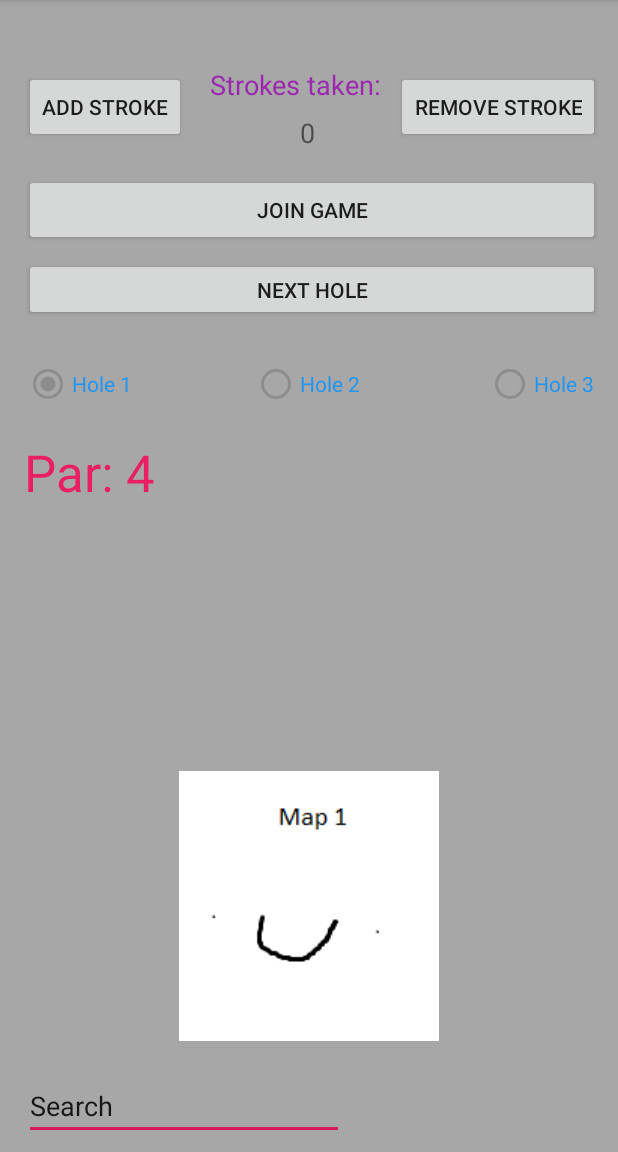
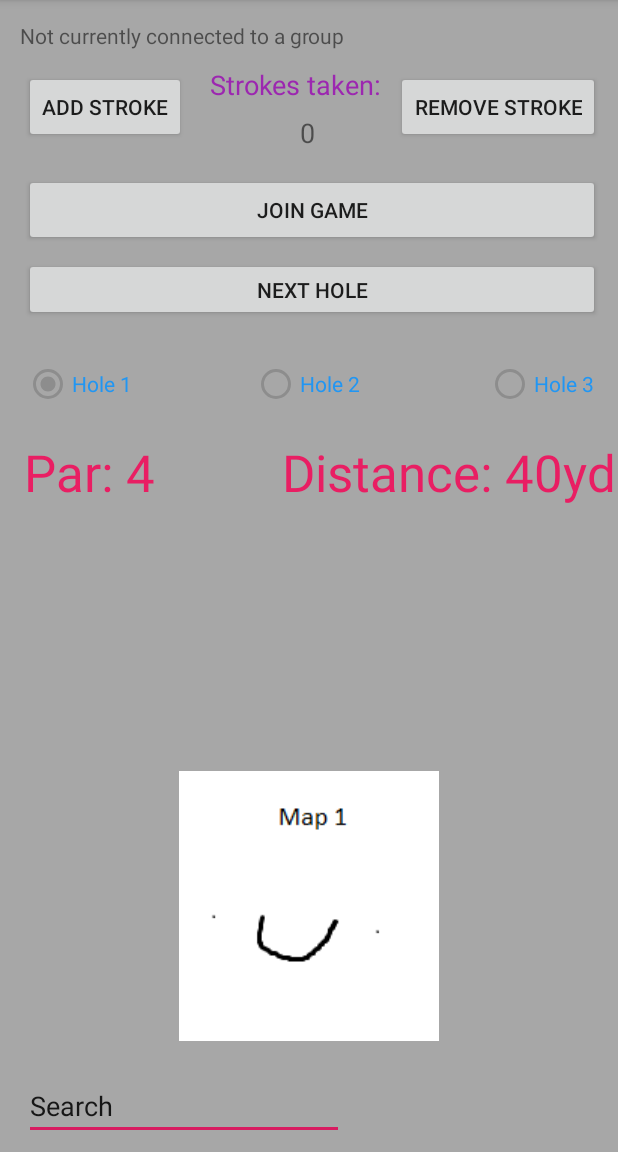
Before and after one commit to TheManOfTeel/Golf-Player-Time-Management, an Android app: the GameActivity screen opened directly, with no data from a screen before it, on a phone screen of 412 x 824 dp, the part 84-1236 px from its top. Run offline under Robolectric (Android 15) with nearby library versions, the phone set to English and light mode, and no system bars; our stand-ins replace Firebase (no records; nobody signed in at launch, a user with empty details on screens opened directly).

Commit message:
Fixed an issue in the datasnapshot method in which I used the wrong one, also added some more UI, the connected email is now displayed, connection to email is now also enabled, however I'm currently using the default code that Firebase gives you (ex mine is 3Na4nFlaG5O55uVpPSkLTjgJTAa2) [note this was also probably the issue we were having in sprint 1 for the admin signin] and also added a textView for distance.

```diff
--- a/GPTM Mobile App/app/src/main/java/com/example/elijah/golfplayertimemanagement/GameActivity.java
+++ b/GPTM Mobile App/app/src/main/java/com/example/elijah/golfplayertimemanagement/GameActivity.java
@@ -45,12 +45,14 @@ public class GameActivity extends AppCompatActivity {
        private int off;
        private Button joinGame;
        private EditText find;
+       private TextView userEmail;
 
     private FirebaseAuth mAuth;
     private FirebaseDatabase database;
     private DatabaseReference myRef;
+    private DatabaseReference newRef;
 
-    private FirebaseUser user;
+    //private FirebaseUser user;
 
 
 
@@ -67,6 +69,7 @@ public class GameActivity extends AppCompatActivity {
         parS1 = (TextView) findViewById(R.id.par1);
         parS2 = (TextView) findViewById(R.id.par2);
         parS3 = (TextView) findViewById(R.id.par3);
+        userEmail = (TextView) findViewById(R.id.email);
 
         find = (EditText) findViewById(R.id.search);
 
@@ -84,10 +87,12 @@ public class GameActivity extends AppCompatActivity {
         holeID3 = (RadioButton) findViewById(R.id.hole_3);
 
         mAuth = FirebaseAuth.getInstance();
-        user = mAuth.getCurrentUser();
+        //user = mAuth.getCurrentUser();
 
         database = FirebaseDatabase.getInstance();
-        myRef = database.getReference("Users").child("3Na4nFlaG5O55uVpPSkLTjgJTAa2");
+        myRef = database.getReference("Users");
+        newRef = myRef;
+        //myRef = database.getReference("Users").child("3Na4nFlaG5O55uVpPSkLTjgJTAa2");
 
 
         Query query = myRef;
@@ -224,34 +229,34 @@ public class GameActivity extends AppCompatActivity {
             @Override
             public void onClick(View view) {
 
-                //String Find = find.getText().toString();
+                String Find = find.getText().toString();
+
+                newRef = myRef.child(Find);
 
 
-                myRef.addValueEventListener(new ValueEventListener() {
+                newRef.addListenerForSingleValueEvent(new ValueEventListener() {
                     @Override
                     public void onDataChange(@NonNull DataSnapshot dataSnapshot) {
                             //String name = String.valueOf(dataSnapshot.child("isPlaying"));
                             String name = dataSnapshot.child("isPlaying").getValue().toString();
-                            //int host = dataSnapshot.child("hosting").getValue(Integer.class);
+                            String joinedEmail = dataSnapshot.child("email").getValue().toString();
+                            int host = dataSnapshot.child("hosting").getValue(Integer.class);
                             if(name.equals("true")){
 
-                                find.setVisibility(View.INVISIBLE);
-                                Toast.makeText(getApplicationContext(), "Joined!", Toast.LENGTH_SHORT).show();
-                                myRef.child("hosting").setValue(1);
+                                if(host<4){
+                                    userEmail.setText("Connected to " + joinedEmail + "!");
+                                    find.setVisibility(View.INVISIBLE);
+                                    joinGame.setVisibility(View.INVISIBLE);
+                                    host++;
+                                    newRef.child("hosting").setValue(host);
+                                    Toast.makeText(getApplicationContext(), "Joined!", Toast.LENGTH_SHORT).show();
 
-
-                                /*
-                                if(host<=4){
-                                    host++;
-                                    myRef.child("hosting").setValue(host);
-                                    Toast.makeText(getApplicationContext(), "Joined!", Toast.LENGTH_SHORT).show();
-                                    break;
                                 }
                                 else{
                                     Toast.makeText(getApplicationContext(), "Too many users in that game!", Toast.LENGTH_SHORT).show();
                                 }
 
-                                 */
+
 
                             }
                             else{
@@ -262,7 +267,9 @@ public class GameActivity extends AppCompatActivity {
 
                     @Override
                     public void onCancelled(@NonNull DatabaseError databaseError) {
-
+                        Toast.makeText(getApplicationContext(), "That user does not exist.", Toast.LENGTH_SHORT).show();
+                        Intent intent = new Intent(GameActivity.this,PresentationActivity.class);
+                        startActivity(intent);
                     }
                 });
 
--- a/GPTM Mobile App/app/src/main/res/layout/activity_game.xml
+++ b/GPTM Mobile App/app/src/main/res/layout/activity_game.xml
@@ -182,6 +182,19 @@
         app:layout_constraintStart_toStartOf="parent"
         app:layout_constraintTop_toTopOf="parent" />
 
+    <TextView
+        android:id="@+id/Distance"
+        android:layout_width="wrap_content"
+        android:layout_height="wrap_content"
+        android:layout_marginStart="188dp"
+        android:layout_marginLeft="188dp"
+        android:layout_marginTop="292dp"
+        android:text="Distance: 40yd"
+        android:textColor="#E91E63"
+        android:textSize="34sp"
+        app:layout_constraintStart_toStartOf="parent"
+        app:layout_constraintTop_toTopOf="parent" />
+
     <Button
         android:id="@+id/join"
         android:layout_width="384dp"
@@ -206,4 +219,15 @@
         app:layout_constraintBottom_toBottomOf="parent"
         app:layout_constraintStart_toStartOf="parent" />
 
+    <TextView
+        android:id="@+id/email"
+        android:layout_width="wrap_content"
+        android:layout_height="wrap_content"
+        android:layout_marginStart="13dp"
+        android:layout_marginLeft="13dp"
+        android:layout_marginTop="14dp"
+        android:text="Not currently connected to a group"
+        app:layout_constraintStart_toStartOf="parent"
+        app:layout_constraintTop_toTopOf="parent" />
+
 </androidx.constraintlayout.widget.ConstraintLayout>
```
